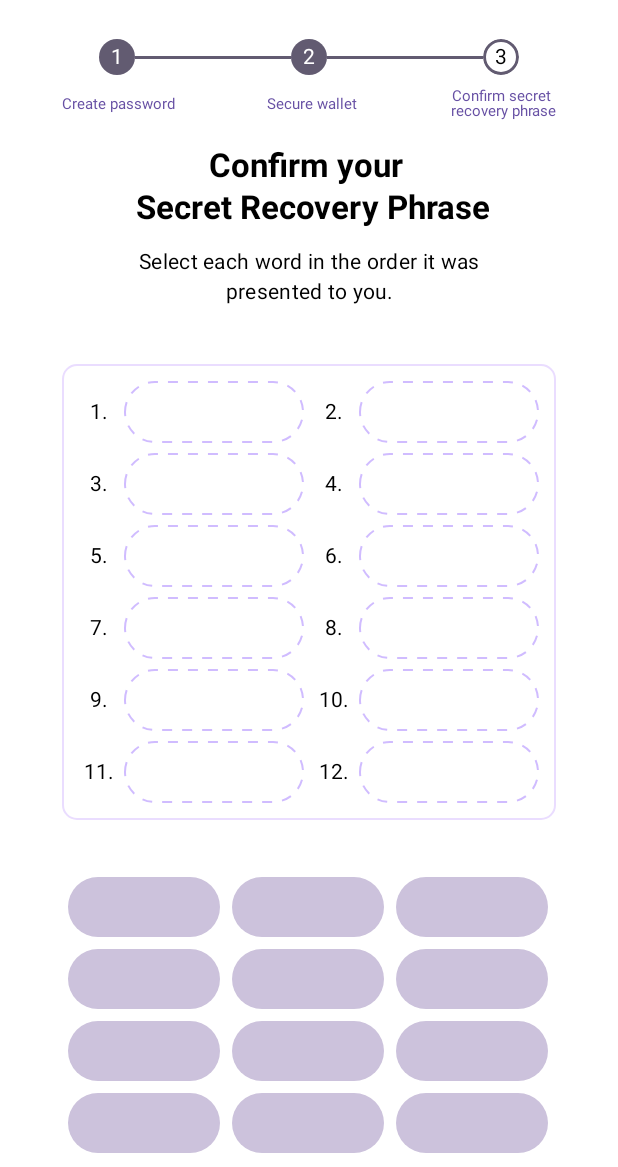
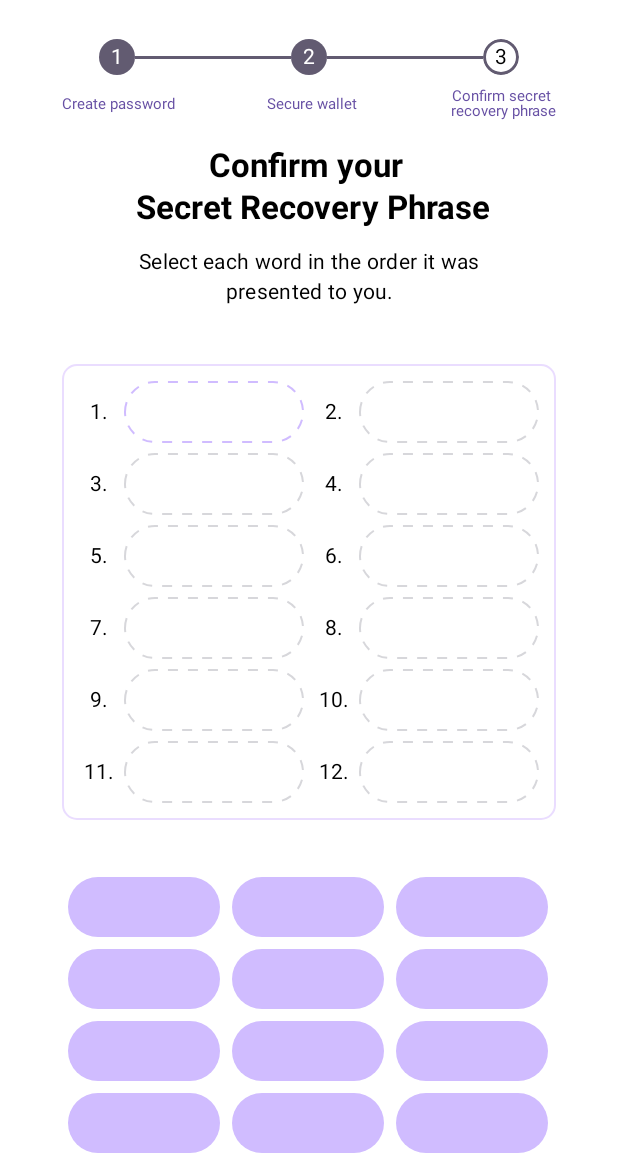
Before and after one commit to wannnn/BunnyWallet, an Android app built with Jetpack Compose: the @Preview function PreviewConfirmSRPScreen, on a phone screen of 412 x 824 dp, the part 69-1236 px from its top. Run offline under Robolectric (Android 15) with nearby library versions, the phone set to English and light mode, and no system bars.

Commit message:
define mnemonics border

```diff
--- a/app/src/main/java/com/cj/bunnywallet/feature/createwallet/component/Modifiers.kt
+++ b/app/src/main/java/com/cj/bunnywallet/feature/createwallet/component/Modifiers.kt
@@ -10,6 +10,7 @@ import androidx.compose.ui.geometry.CornerRadius
 import androidx.compose.ui.graphics.PathEffect
 import androidx.compose.ui.graphics.drawscope.Stroke
 import androidx.compose.ui.unit.dp
+import com.cj.bunnywallet.ui.theme.Gray300
 
 val srpSolidBorder = Modifier.composed {
     border(
@@ -32,3 +33,14 @@ val srpDashedBorder = Modifier.composed {
         )
     }
 }
+
+val srpGrayDashedBorder = Modifier.drawBehind {
+    drawRoundRect(
+        color = Gray300,
+        style = Stroke(
+            width = 2f,
+            pathEffect = PathEffect.dashPathEffect(floatArrayOf(10f, 10f), 0f),
+        ),
+        cornerRadius = CornerRadius(32.dp.toPx()),
+    )
+}
--- a/app/src/main/java/com/cj/bunnywallet/feature/createwallet/component/SRPBox.kt
+++ b/app/src/main/java/com/cj/bunnywallet/feature/createwallet/component/SRPBox.kt
@@ -4,6 +4,7 @@ import androidx.compose.foundation.border
 import androidx.compose.foundation.layout.Box
 import androidx.compose.foundation.layout.BoxScope
 import androidx.compose.foundation.layout.Row
+import androidx.compose.foundation.layout.RowScope
 import androidx.compose.foundation.layout.fillMaxWidth
 import androidx.compose.foundation.layout.height
 import androidx.compose.foundation.layout.padding
@@ -33,18 +34,10 @@ fun SRPBox(content: @Composable BoxScope.() -> Unit) {
 }
 
 @Composable
-fun SRPContentStr(mnemonic: List<String>, modifier: Modifier) {
-    val phraseSlots = mnemonic.mapIndexed { index, phrase ->
-        PhraseSlot(pos = index, phrase = phrase)
-    }
-    SRPContent(
-        mnemonic = phraseSlots,
-        modifier = modifier,
-    )
-}
-
-@Composable
-fun SRPContent(mnemonic: List<PhraseSlot>, modifier: Modifier) {
+private fun SRPContent(
+    mnemonic: List<PhraseSlot>,
+    content: @Composable RowScope.(PhraseSlot) -> Unit,
+) {
     VerticalGrid(
         modifier = Modifier
             .border(
@@ -67,8 +60,16 @@ fun SRPContent(mnemonic: List<PhraseSlot>, modifier: Modifier) {
                         .padding(end = 4.dp),
                     textAlign = TextAlign.Center,
                 )
+                content(ps)
+            }
+        }
+    }
+}
+
+@Composable
+private fun RowScope.PhraseView(phrase: String, modifier: Modifier) {
     Text(
-                    text = ps.phrase,
+        text = phrase,
         modifier = Modifier
             .weight(weight = 4f)
             .then(modifier)
@@ -76,28 +77,43 @@ fun SRPContent(mnemonic: List<PhraseSlot>, modifier: Modifier) {
         textAlign = TextAlign.Center,
     )
 }
+
+@Composable
+fun ConfirmSRPContent(mnemonic: List<PhraseSlot>) {
+    SRPContent(mnemonic = mnemonic) { ps ->
+        val border = when {
+            ps.phrase.isNotBlank() -> srpSolidBorder
+            ps.selected -> srpDashedBorder
+            else -> srpGrayDashedBorder
+        }
+
+        PhraseView(phrase = ps.phrase, modifier = border)
     }
 }
+
+@Composable
+fun RevealSRPContent(mnemonic: List<String>) {
+    val phraseSlots = mnemonic.mapIndexed { index, phrase ->
+        PhraseSlot(pos = index, phrase = phrase)
     }
+    SRPContent(mnemonic = phraseSlots) { ps ->
+        PhraseView(phrase = ps.phrase, modifier = srpSolidBorder)
+    }
+}
+
 
 @Preview(showBackground = true)
 @Composable
 private fun PreviewSRPBoxReveal() {
     SRPBox {
-        SRPContent(
-            mnemonic = List(size = MNEMONIC_SIZE_12) { PhraseSlot(pos = it, phrase = "bunny") },
-            modifier = srpSolidBorder,
+        ConfirmSRPContent(
+            mnemonic = List(size = MNEMONIC_SIZE_12) {
+                when (it) {
+                    0 -> PhraseSlot(pos = it, phrase = "bunny")
+                    1 -> PhraseSlot(pos = it, selected = true)
+                    else -> PhraseSlot(pos = it)
+                }
+            },
         )
     }
 }
-
-@Preview(showBackground = true)
-@Composable
-private fun PreviewSRPBoxConfirm() {
-    SRPBox {
-        SRPContent(
-            mnemonic = List(size = MNEMONIC_SIZE_12) { PhraseSlot(pos = it) },
-            modifier = srpDashedBorder,
-        )
-    }
-}
--- a/app/src/main/java/com/cj/bunnywallet/feature/createwallet/confirmsrp/ConfirmSRPContract.kt
+++ b/app/src/main/java/com/cj/bunnywallet/feature/createwallet/confirmsrp/ConfirmSRPContract.kt
@@ -10,7 +10,7 @@ sealed interface ConfirmSRPContractEvent {
 
 data class ConfirmSRPContractState(
     val selectedMnemonic: MutableList<PhraseSlot> =
-        MutableList(size = MNEMONIC_SIZE_12) { PhraseSlot(pos = it) },
+        MutableList(size = MNEMONIC_SIZE_12) { PhraseSlot(pos = it, selected = it == 0) },
     val shuffledMnemonic: MutableList<PhraseSlot> =
         MutableList(size = MNEMONIC_SIZE_12) { PhraseSlot(pos = it) },
 ) : UiState
--- a/app/src/main/java/com/cj/bunnywallet/feature/createwallet/confirmsrp/ConfirmSRPScreen.kt
+++ b/app/src/main/java/com/cj/bunnywallet/feature/createwallet/confirmsrp/ConfirmSRPScreen.kt
@@ -20,13 +20,15 @@ import com.cj.bunnywallet.R
 import com.cj.bunnywallet.feature.common.CmnButton
 import com.cj.bunnywallet.ui.customview.VerticalGrid
 import com.cj.bunnywallet.feature.createwallet.CreateWalletStep
+import com.cj.bunnywallet.feature.createwallet.component.ConfirmSRPContent
 import com.cj.bunnywallet.feature.createwallet.component.CreateWalletContainer
 import com.cj.bunnywallet.feature.createwallet.component.SRPBox
-import com.cj.bunnywallet.feature.createwallet.component.SRPContent
 import com.cj.bunnywallet.feature.createwallet.component.srpDashedBorder
+import com.cj.bunnywallet.feature.createwallet.component.srpGrayDashedBorder
+import com.cj.bunnywallet.feature.createwallet.component.srpSolidBorder
 import com.cj.bunnywallet.feature.createwallet.confirmsrp.model.PhraseSlot
 import com.cj.bunnywallet.navigation.NavEvent
-import com.cj.bunnywallet.navigation.route.CreateWalletRoute
+import com.cj.bunnywallet.ui.theme.Gray300
 import com.cj.bunnywallet.ui.theme.PurpleGrey80
 
 @Composable
@@ -55,12 +57,7 @@ fun ConfirmSRP(
     ) {
         ConfirmSRPTitle()
 
-        SRPBox {
-            SRPContent(
-                mnemonic = uiState.selectedMnemonic,
-                modifier = srpDashedBorder,
-            )
-        }
+        SRPBox { ConfirmSRPContent(mnemonic = uiState.selectedMnemonic) }
 
         SRPSelections(mnemonics = uiState.shuffledMnemonic)
 
@@ -98,15 +95,20 @@ private fun ConfirmSRPTitle() {
 }
 
 @Composable
-fun SRPSelections(mnemonics: List<PhraseSlot>) {
+private fun SRPSelections(mnemonics: List<PhraseSlot>) {
     VerticalGrid(columns = 3) {
         mnemonics.forEach { ps ->
+            val bgColor = when {
+                ps.selected -> Gray300
+                else -> MaterialTheme.colorScheme.inversePrimary
+            }
+
             Text(
                 text = ps.phrase,
                 modifier = Modifier
                     .padding(all = 4.dp)
                     .background(
-                        color = PurpleGrey80,
+                        color = bgColor,
                         shape = RoundedCornerShape(size = 32.dp),
                     )
                     .padding(vertical = 12.dp),
--- a/app/src/main/java/com/cj/bunnywallet/feature/createwallet/confirmsrp/ConfirmSRPViewModel.kt
+++ b/app/src/main/java/com/cj/bunnywallet/feature/createwallet/confirmsrp/ConfirmSRPViewModel.kt
@@ -18,8 +18,9 @@ class ConfirmSRPViewModel @Inject constructor(
 ) : ViewModel(), AppNavigator by appNavigator,
     Reducer<ConfirmSRPContractState> by ReducerImp(ConfirmSRPContractState()) {
 
-    private val mnemonic =
-        savedStateHandle.get<String>(CreateWalletRoute.ConfirmSRP.SRP)?.split(" ").orEmpty()
+    private val mnemonic = savedStateHandle.get<String>(CreateWalletRoute.ConfirmSRP.SRP)
+            ?.split(" ")
+            .orEmpty()
 
     init {
         genShuffledMnemonic()
```
Also changed, not shown: app/src/main/java/com/cj/bunnywallet/feature/createwallet/confirmsrp/model/PhraseSlot.kt (+1 -20 lines), app/src/main/java/com/cj/bunnywallet/feature/createwallet/securewallet/component/RevealSRPView.kt (+2 -6 lines). Lines whose indentation alone changed are shown as unchanged.
